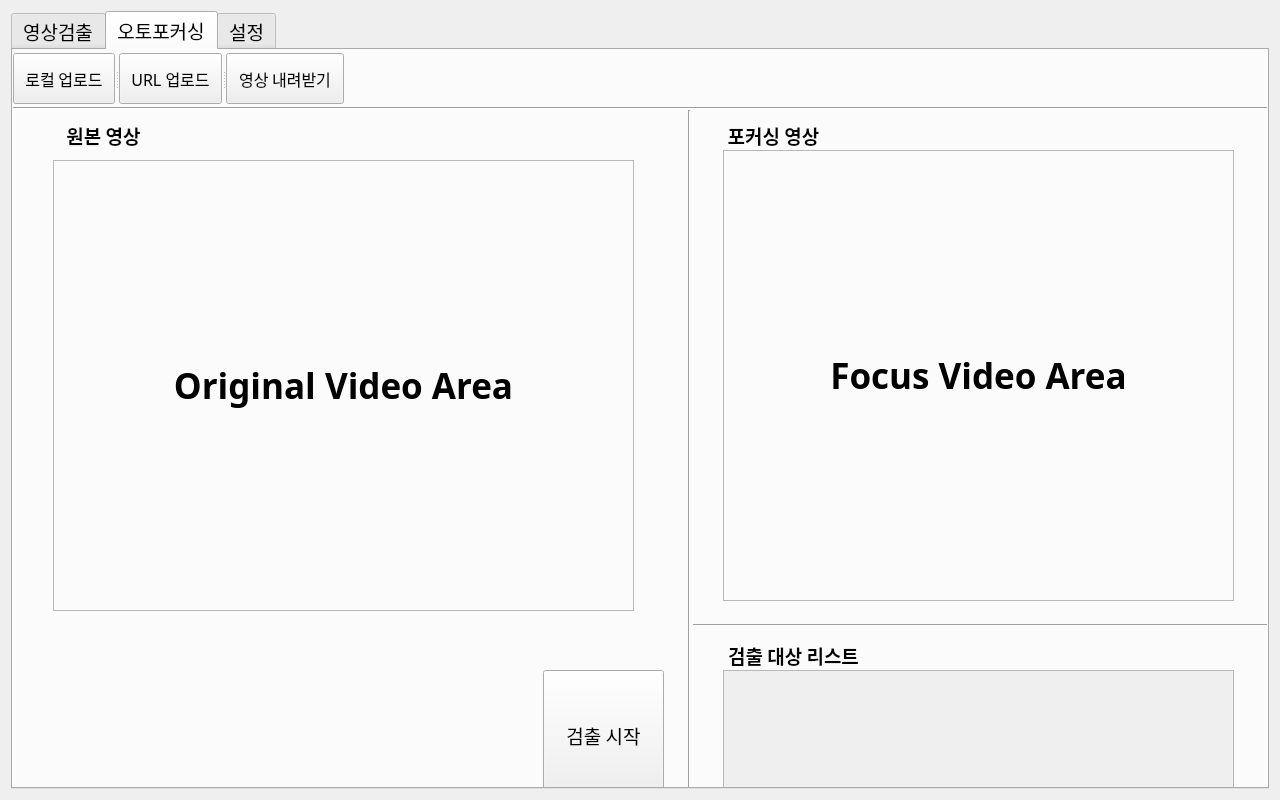
Before: the Qt Designer form 02.Source/dev/BtiProject/ui/mainWindow.ui in bookwho2063/bitproject, drawn with Qt 5.
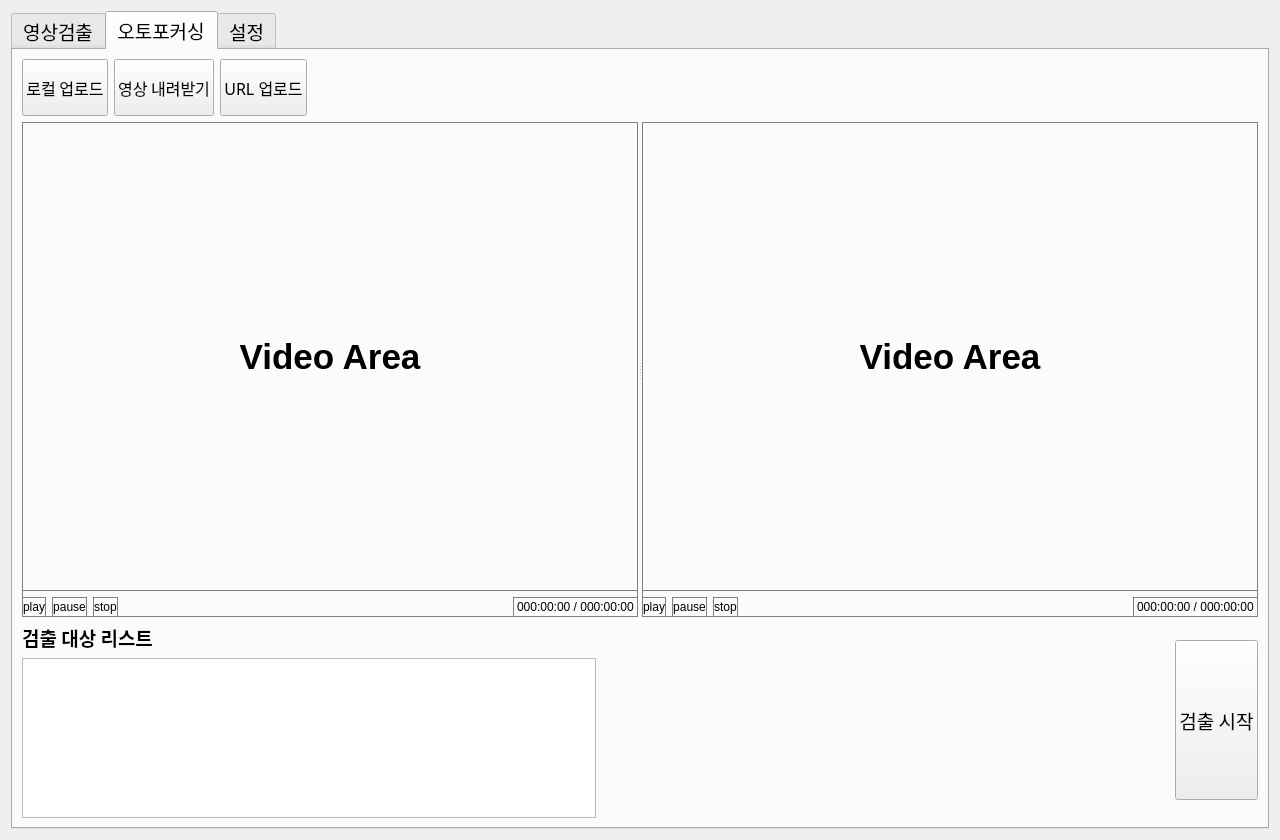
After: the same form once the commit is applied. The open tabs and pages were chosen to show the change.

Commit message:
ui 파일 수정
layer 조정 및 splitter 추가

```diff
--- a/02.Source/dev/BtiProject/ui/mainWindow.ui
+++ b/02.Source/dev/BtiProject/ui/mainWindow.ui
@@ -7,13 +7,19 @@
     <x>0</x>
     <y>0</y>
     <width>1280</width>
-    <height>800</height>
+    <height>840</height>
    </rect>
   </property>
+  <property name="minimumSize">
+   <size>
+    <width>1280</width>
+    <height>840</height>
+   </size>
+  </property>
   <property name="windowTitle">
    <string>Human?</string>
   </property>
-  <layout class="QHBoxLayout" name="horizontalLayout_2">
+  <layout class="QVBoxLayout" name="verticalLayout_4">
    <item>
     <widget class="QTabWidget" name="mainTabWidget">
      <property name="enabled">
@@ -608,261 +614,31 @@
       <attribute name="title">
        <string notr="true">오토포커싱</string>
       </attribute>
-      <widget class="QFrame" name="afc_frame_2_beforeMd">
-       <property name="geometry">
-        <rect>
-         <x>40</x>
-         <y>110</y>
-         <width>581</width>
-         <height>451</height>
-        </rect>
-       </property>
-       <property name="frameShape">
-        <enum>QFrame::StyledPanel</enum>
-       </property>
-       <property name="frameShadow">
-        <enum>QFrame::Raised</enum>
-       </property>
-       <widget class="QLabel" name="afc_label_14_beforeMd">
-        <property name="geometry">
-         <rect>
-          <x>0</x>
-          <y>0</y>
-          <width>581</width>
-          <height>451</height>
-         </rect>
-        </property>
-        <property name="font">
-         <font>
-          <pointsize>26</pointsize>
-          <weight>75</weight>
-          <bold>true</bold>
-         </font>
-        </property>
-        <property name="layoutDirection">
-         <enum>Qt::LeftToRight</enum>
-        </property>
-        <property name="text">
-         <string>Original Video Area</string>
-        </property>
-        <property name="alignment">
-         <set>Qt::AlignCenter</set>
-        </property>
-       </widget>
-      </widget>
-      <widget class="QFrame" name="afc_frame_3_afterMd">
-       <property name="geometry">
-        <rect>
-         <x>710</x>
-         <y>100</y>
-         <width>511</width>
-         <height>451</height>
-        </rect>
-       </property>
-       <property name="frameShape">
-        <enum>QFrame::StyledPanel</enum>
-       </property>
-       <property name="frameShadow">
-        <enum>QFrame::Raised</enum>
-       </property>
-       <widget class="QLabel" name="afc_afc_label_afterMd">
-        <property name="geometry">
-         <rect>
-          <x>0</x>
-          <y>0</y>
-          <width>511</width>
-          <height>451</height>
-         </rect>
-        </property>
-        <property name="font">
-         <font>
-          <pointsize>26</pointsize>
-          <weight>75</weight>
-          <bold>true</bold>
-         </font>
-        </property>
-        <property name="layoutDirection">
-         <enum>Qt::LeftToRight</enum>
-        </property>
-        <property name="text">
-         <string>Focus Video Area</string>
-        </property>
-        <property name="alignment">
-         <set>Qt::AlignCenter</set>
-        </property>
-       </widget>
-      </widget>
-      <widget class="Line" name="afc_line_mid">
-       <property name="geometry">
-        <rect>
-         <x>666</x>
-         <y>60</y>
-         <width>20</width>
-         <height>711</height>
-        </rect>
-       </property>
-       <property name="orientation">
-        <enum>Qt::Vertical</enum>
-       </property>
-      </widget>
-      <widget class="QLabel" name="afc_label_classList">
-       <property name="geometry">
-        <rect>
-         <x>690</x>
-         <y>590</y>
-         <width>181</width>
-         <height>31</height>
-        </rect>
-       </property>
-       <property name="font">
-        <font>
-         <pointsize>14</pointsize>
-         <weight>75</weight>
-         <bold>true</bold>
-        </font>
-       </property>
-       <property name="layoutDirection">
-        <enum>Qt::LeftToRight</enum>
-       </property>
-       <property name="text">
-        <string>검출 대상 리스트</string>
-       </property>
-       <property name="alignment">
-        <set>Qt::AlignCenter</set>
-       </property>
-      </widget>
-      <widget class="Line" name="afc_line_rMid">
-       <property name="geometry">
-        <rect>
-         <x>680</x>
-         <y>560</y>
-         <width>591</width>
-         <height>31</height>
-        </rect>
-       </property>
-       <property name="orientation">
-        <enum>Qt::Horizontal</enum>
-       </property>
-      </widget>
-      <widget class="QPushButton" name="afc_pushButton_startExt">
-       <property name="geometry">
-        <rect>
-         <x>530</x>
-         <y>620</y>
-         <width>121</width>
-         <height>131</height>
-        </rect>
-       </property>
-       <property name="font">
-        <font>
-         <pointsize>14</pointsize>
-        </font>
-       </property>
-       <property name="text">
-        <string>검출 시작</string>
-       </property>
-      </widget>
-      <widget class="Line" name="afc_line_top">
-       <property name="geometry">
-        <rect>
-         <x>0</x>
-         <y>50</y>
-         <width>1271</width>
-         <height>16</height>
-        </rect>
-       </property>
-       <property name="orientation">
-        <enum>Qt::Horizontal</enum>
-       </property>
-      </widget>
-      <widget class="QLabel" name="afc_label_beforeMd">
-       <property name="geometry">
-        <rect>
-         <x>0</x>
-         <y>70</y>
-         <width>181</width>
-         <height>31</height>
-        </rect>
-       </property>
-       <property name="font">
-        <font>
-         <pointsize>14</pointsize>
-         <weight>75</weight>
-         <bold>true</bold>
-        </font>
-       </property>
-       <property name="layoutDirection">
-        <enum>Qt::LeftToRight</enum>
-       </property>
-       <property name="text">
-        <string>원본 영상</string>
-       </property>
-       <property name="alignment">
-        <set>Qt::AlignCenter</set>
-       </property>
-      </widget>
-      <widget class="QLabel" name="afc_label_afterMd">
-       <property name="geometry">
-        <rect>
-         <x>670</x>
-         <y>70</y>
-         <width>181</width>
-         <height>31</height>
-        </rect>
-       </property>
-       <property name="font">
-        <font>
-         <pointsize>14</pointsize>
-         <weight>75</weight>
-         <bold>true</bold>
-        </font>
-       </property>
-       <property name="layoutDirection">
-        <enum>Qt::LeftToRight</enum>
-       </property>
-       <property name="text">
-        <string>포커싱 영상</string>
-       </property>
-       <property name="alignment">
-        <set>Qt::AlignCenter</set>
-       </property>
-      </widget>
-      <widget class="QScrollArea" name="afc_scrollArea_classList">
-       <property name="geometry">
-        <rect>
-         <x>710</x>
-         <y>620</y>
-         <width>511</width>
-         <height>131</height>
-        </rect>
-       </property>
-       <property name="widgetResizable">
-        <bool>true</bool>
-       </property>
-       <widget class="QWidget" name="scrollAreaWidgetContents">
-        <property name="geometry">
-         <rect>
-          <x>0</x>
-          <y>0</y>
-          <width>509</width>
-          <height>129</height>
-         </rect>
-        </property>
-       </widget>
-      </widget>
-      <widget class="QSplitter" name="splitter_2">
-       <property name="geometry">
-        <rect>
-         <x>0</x>
-         <y>3</y>
-         <width>331</width>
-         <height>51</height>
-        </rect>
-       </property>
-       <property name="orientation">
-        <enum>Qt::Horizontal</enum>
-       </property>
+      <layout class="QVBoxLayout" name="verticalLayout_5">
+       <item>
+        <layout class="QVBoxLayout" name="afc_verticalLayout_top">
+         <item>
+          <layout class="QHBoxLayout" name="afc_horizontalLayout_top">
+           <item>
        <widget class="QPushButton" name="afc_pushButton_localUpload">
+             <property name="sizePolicy">
+              <sizepolicy hsizetype="Preferred" vsizetype="Preferred">
+               <horstretch>0</horstretch>
+               <verstretch>0</verstretch>
+              </sizepolicy>
+             </property>
+             <property name="minimumSize">
+              <size>
+               <width>0</width>
+               <height>57</height>
+              </size>
+             </property>
+             <property name="maximumSize">
+              <size>
+               <width>95</width>
+               <height>57</height>
+              </size>
+             </property>
         <property name="font">
          <font>
           <pointsize>12</pointsize>
@@ -872,17 +648,27 @@
          <string>로컬 업로드</string>
         </property>
        </widget>
-       <widget class="QPushButton" name="afc_pushButton_urlUpload">
-        <property name="font">
-         <font>
-          <pointsize>12</pointsize>
-         </font>
-        </property>
-        <property name="text">
-         <string>URL 업로드</string>
-        </property>
-       </widget>
+           </item>
+           <item>
        <widget class="QPushButton" name="afc_pushButton_mdDown">
+             <property name="sizePolicy">
+              <sizepolicy hsizetype="Preferred" vsizetype="Preferred">
+               <horstretch>0</horstretch>
+               <verstretch>0</verstretch>
+              </sizepolicy>
+             </property>
+             <property name="minimumSize">
+              <size>
+               <width>0</width>
+               <height>57</height>
+              </size>
+             </property>
+             <property name="maximumSize">
+              <size>
+               <width>105</width>
+               <height>57</height>
+              </size>
+             </property>
         <property name="font">
          <font>
           <pointsize>12</pointsize>
@@ -892,7 +678,408 @@
          <string>영상 내려받기</string>
         </property>
        </widget>
-      </widget>
+           </item>
+           <item>
+            <widget class="QPushButton" name="afc_pushButton_urlUpload">
+             <property name="sizePolicy">
+              <sizepolicy hsizetype="Preferred" vsizetype="Preferred">
+               <horstretch>0</horstretch>
+               <verstretch>0</verstretch>
+              </sizepolicy>
+             </property>
+             <property name="minimumSize">
+              <size>
+               <width>0</width>
+               <height>57</height>
+              </size>
+             </property>
+             <property name="maximumSize">
+              <size>
+               <width>95</width>
+               <height>57</height>
+              </size>
+             </property>
+             <property name="font">
+              <font>
+               <pointsize>12</pointsize>
+              </font>
+             </property>
+             <property name="text">
+              <string>URL 업로드</string>
+             </property>
+            </widget>
+           </item>
+           <item>
+            <spacer name="afc_horizontalSpacer">
+             <property name="orientation">
+              <enum>Qt::Horizontal</enum>
+             </property>
+             <property name="sizeType">
+              <enum>QSizePolicy::Expanding</enum>
+             </property>
+             <property name="sizeHint" stdset="0">
+              <size>
+               <width>40</width>
+               <height>20</height>
+              </size>
+             </property>
+            </spacer>
+           </item>
+          </layout>
+         </item>
+        </layout>
+       </item>
+       <item>
+        <widget class="QSplitter" name="afc_splitter_Md">
+         <property name="sizePolicy">
+          <sizepolicy hsizetype="Expanding" vsizetype="Expanding">
+           <horstretch>0</horstretch>
+           <verstretch>0</verstretch>
+          </sizepolicy>
+         </property>
+         <property name="orientation">
+          <enum>Qt::Horizontal</enum>
+         </property>
+         <widget class="QWidget" name="afc_widget_before_Md" native="true">
+          <property name="sizePolicy">
+           <sizepolicy hsizetype="Expanding" vsizetype="Expanding">
+            <horstretch>0</horstretch>
+            <verstretch>0</verstretch>
+           </sizepolicy>
+          </property>
+          <property name="styleSheet">
+           <string notr="true">border: 1px solid gray;</string>
+          </property>
+          <layout class="QVBoxLayout" name="verticalLayout">
+           <item>
+            <widget class="QLabel" name="afc_label_before_Md">
+             <property name="sizePolicy">
+              <sizepolicy hsizetype="Expanding" vsizetype="Expanding">
+               <horstretch>0</horstretch>
+               <verstretch>0</verstretch>
+              </sizepolicy>
+             </property>
+             <property name="minimumSize">
+              <size>
+               <width>160</width>
+               <height>450</height>
+              </size>
+             </property>
+             <property name="font">
+              <font>
+               <pointsize>26</pointsize>
+               <weight>75</weight>
+               <bold>true</bold>
+              </font>
+             </property>
+             <property name="layoutDirection">
+              <enum>Qt::LeftToRight</enum>
+             </property>
+             <property name="styleSheet">
+              <string notr="true">border: 1px solid gray;</string>
+             </property>
+             <property name="text">
+              <string>Video Area</string>
+             </property>
+             <property name="alignment">
+              <set>Qt::AlignCenter</set>
+             </property>
+            </widget>
+           </item>
+           <item>
+            <layout class="QHBoxLayout" name="afc_horizontalLayout_mid1">
+             <item>
+              <layout class="QHBoxLayout" name="afc_horizontalLayout_mid2">
+               <item>
+                <widget class="QPushButton" name="afc_pushButton_play">
+                 <property name="sizePolicy">
+                  <sizepolicy hsizetype="Minimum" vsizetype="Preferred">
+                   <horstretch>0</horstretch>
+                   <verstretch>0</verstretch>
+                  </sizepolicy>
+                 </property>
+                 <property name="text">
+                  <string>play</string>
+                 </property>
+                </widget>
+               </item>
+               <item>
+                <widget class="QPushButton" name="afc_pushButton_pause">
+                 <property name="sizePolicy">
+                  <sizepolicy hsizetype="Minimum" vsizetype="Preferred">
+                   <horstretch>0</horstretch>
+                   <verstretch>0</verstretch>
+                  </sizepolicy>
+                 </property>
+                 <property name="text">
+                  <string>pause</string>
+                 </property>
+                </widget>
+               </item>
+               <item>
+                <widget class="QPushButton" name="afc_pushButton_stop">
+                 <property name="sizePolicy">
+                  <sizepolicy hsizetype="Minimum" vsizetype="Preferred">
+                   <horstretch>0</horstretch>
+                   <verstretch>0</verstretch>
+                  </sizepolicy>
+                 </property>
+                 <property name="text">
+                  <string>stop</string>
+                 </property>
+                </widget>
+               </item>
+              </layout>
+             </item>
+             <item>
+              <spacer name="afc_horizontalSpacer_mid">
+               <property name="orientation">
+                <enum>Qt::Horizontal</enum>
+               </property>
+               <property name="sizeHint" stdset="0">
+                <size>
+                 <width>40</width>
+                 <height>20</height>
+                </size>
+               </property>
+              </spacer>
+             </item>
+             <item>
+              <widget class="QLabel" name="afc_before_time">
+               <property name="text">
+                <string>000:00:00 / 000:00:00</string>
+               </property>
+              </widget>
+             </item>
+            </layout>
+           </item>
+          </layout>
+         </widget>
+         <widget class="QWidget" name="afc_widget_after_Md" native="true">
+          <property name="sizePolicy">
+           <sizepolicy hsizetype="Expanding" vsizetype="Expanding">
+            <horstretch>0</horstretch>
+            <verstretch>0</verstretch>
+           </sizepolicy>
+          </property>
+          <property name="styleSheet">
+           <string notr="true">border: 1px solid gray;</string>
+          </property>
+          <layout class="QVBoxLayout" name="verticalLayout_2">
+           <item>
+            <widget class="QLabel" name="afc_label_after_Md">
+             <property name="sizePolicy">
+              <sizepolicy hsizetype="Expanding" vsizetype="Expanding">
+               <horstretch>0</horstretch>
+               <verstretch>0</verstretch>
+              </sizepolicy>
+             </property>
+             <property name="minimumSize">
+              <size>
+               <width>160</width>
+               <height>450</height>
+              </size>
+             </property>
+             <property name="font">
+              <font>
+               <pointsize>26</pointsize>
+               <weight>75</weight>
+               <bold>true</bold>
+              </font>
+             </property>
+             <property name="layoutDirection">
+              <enum>Qt::LeftToRight</enum>
+             </property>
+             <property name="styleSheet">
+              <string notr="true">border: 1px solid gray;</string>
+             </property>
+             <property name="text">
+              <string>Video Area</string>
+             </property>
+             <property name="alignment">
+              <set>Qt::AlignCenter</set>
+             </property>
+            </widget>
+           </item>
+           <item>
+            <layout class="QHBoxLayout" name="afc_horizontalLayout_mid1_2">
+             <item>
+              <layout class="QHBoxLayout" name="afc_horizontalLayout_mid2_2">
+               <item>
+                <widget class="QPushButton" name="afc_pushButton_play_2">
+                 <property name="sizePolicy">
+                  <sizepolicy hsizetype="Minimum" vsizetype="Preferred">
+                   <horstretch>0</horstretch>
+                   <verstretch>0</verstretch>
+                  </sizepolicy>
+                 </property>
+                 <property name="text">
+                  <string>play</string>
+                 </property>
+                </widget>
+               </item>
+               <item>
+                <widget class="QPushButton" name="afc_pushButton_pause_2">
+                 <property name="sizePolicy">
+                  <sizepolicy hsizetype="Minimum" vsizetype="Preferred">
+                   <horstretch>0</horstretch>
+                   <verstretch>0</verstretch>
+                  </sizepolicy>
+                 </property>
+                 <property name="text">
+                  <string>pause</string>
+                 </property>
+                </widget>
+               </item>
+               <item>
+                <widget class="QPushButton" name="afc_pushButton_stop_2">
+                 <property name="sizePolicy">
+                  <sizepolicy hsizetype="Minimum" vsizetype="Preferred">
+                   <horstretch>0</horstretch>
+                   <verstretch>0</verstretch>
+                  </sizepolicy>
+                 </property>
+                 <property name="text">
+                  <string>stop</string>
+                 </property>
+                </widget>
+               </item>
+              </layout>
+             </item>
+             <item>
+              <spacer name="afc_horizontalSpacer_mid_2">
+               <property name="orientation">
+                <enum>Qt::Horizontal</enum>
+               </property>
+               <property name="sizeHint" stdset="0">
+                <size>
+                 <width>40</width>
+                 <height>20</height>
+                </size>
+               </property>
+              </spacer>
+             </item>
+             <item>
+              <widget class="QLabel" name="label_3">
+               <property name="text">
+                <string>000:00:00 / 000:00:00</string>
+               </property>
+              </widget>
+             </item>
+            </layout>
+           </item>
+          </layout>
+         </widget>
+        </widget>
+       </item>
+       <item>
+        <layout class="QHBoxLayout" name="afc_horizontalLayout_bot_main">
+         <item>
+          <layout class="QVBoxLayout" name="afc_verticalLayout_bot_content">
+           <item>
+            <layout class="QHBoxLayout" name="afc_horizontalLayout_bot_titleHeader">
+             <item>
+              <widget class="QLabel" name="afc_label_classList">
+               <property name="sizePolicy">
+                <sizepolicy hsizetype="Fixed" vsizetype="Fixed">
+                 <horstretch>0</horstretch>
+                 <verstretch>0</verstretch>
+                </sizepolicy>
+               </property>
+               <property name="font">
+                <font>
+                 <pointsize>14</pointsize>
+                 <weight>75</weight>
+                 <bold>true</bold>
+                </font>
+               </property>
+               <property name="layoutDirection">
+                <enum>Qt::LeftToRight</enum>
+               </property>
+               <property name="text">
+                <string>검출 대상 리스트</string>
+               </property>
+               <property name="alignment">
+                <set>Qt::AlignCenter</set>
+               </property>
+              </widget>
+             </item>
+             <item>
+              <spacer name="afc_horizontalSpacer_bot">
+               <property name="orientation">
+                <enum>Qt::Horizontal</enum>
+               </property>
+               <property name="sizeHint" stdset="0">
+                <size>
+                 <width>338</width>
+                 <height>20</height>
+                </size>
+               </property>
+              </spacer>
+             </item>
+            </layout>
+           </item>
+           <item>
+            <widget class="QTableWidget" name="afc_tableWidget_classList">
+             <property name="sizePolicy">
+              <sizepolicy hsizetype="Expanding" vsizetype="Fixed">
+               <horstretch>0</horstretch>
+               <verstretch>0</verstretch>
+              </sizepolicy>
+             </property>
+             <property name="maximumSize">
+              <size>
+               <width>16777215</width>
+               <height>160</height>
+              </size>
+             </property>
+            </widget>
+           </item>
+          </layout>
+         </item>
+         <item>
+          <spacer name="horizontalSpacer_2">
+           <property name="orientation">
+            <enum>Qt::Horizontal</enum>
+           </property>
+           <property name="sizeType">
+            <enum>QSizePolicy::Expanding</enum>
+           </property>
+           <property name="sizeHint" stdset="0">
+            <size>
+             <width>40</width>
+             <height>20</height>
+            </size>
+           </property>
+          </spacer>
+         </item>
+         <item>
+          <widget class="QPushButton" name="afc_pushButton_startExt">
+           <property name="sizePolicy">
+            <sizepolicy hsizetype="Minimum" vsizetype="Maximum">
+             <horstretch>0</horstretch>
+             <verstretch>0</verstretch>
+            </sizepolicy>
+           </property>
+           <property name="maximumSize">
+            <size>
+             <width>16777215</width>
+             <height>160</height>
+            </size>
+           </property>
+           <property name="font">
+            <font>
+             <pointsize>14</pointsize>
+            </font>
+           </property>
+           <property name="text">
+            <string>검출 시작</string>
+           </property>
+          </widget>
+         </item>
+        </layout>
+       </item>
+      </layout>
      </widget>
      <widget class="QWidget" name="tab_opt">
       <attribute name="title">
```
Left out of the diff: 623 changed lines with no effect on the pictures. Lines whose indentation alone changed are shown as unchanged. The commit also changes 1 other file.
